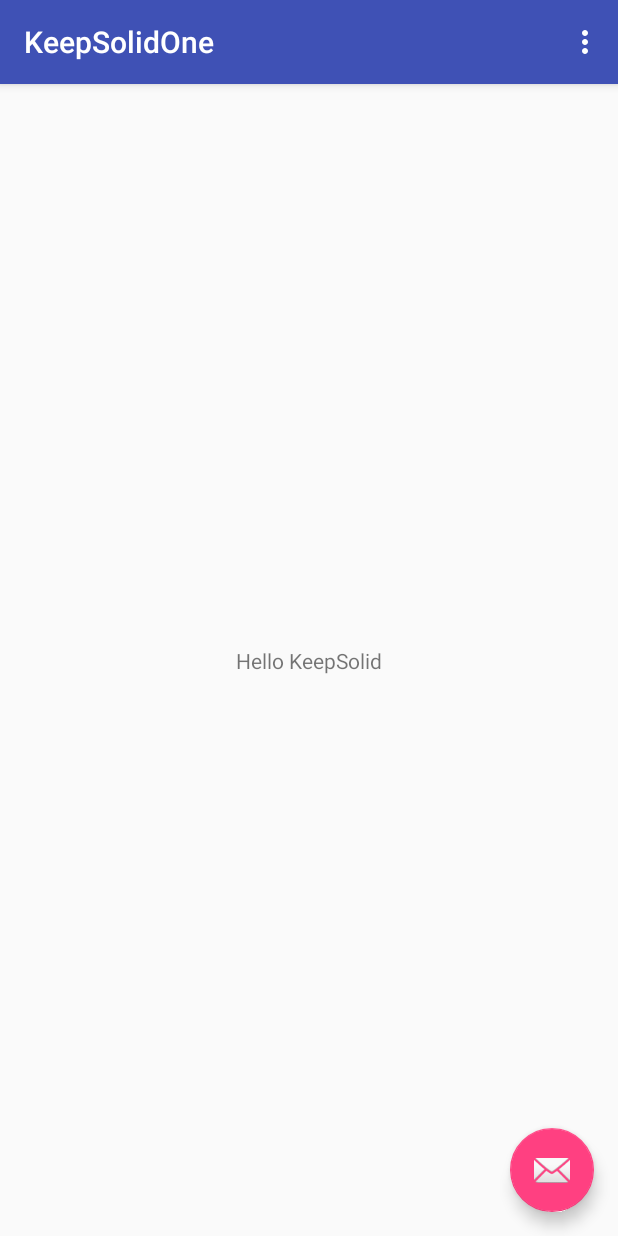
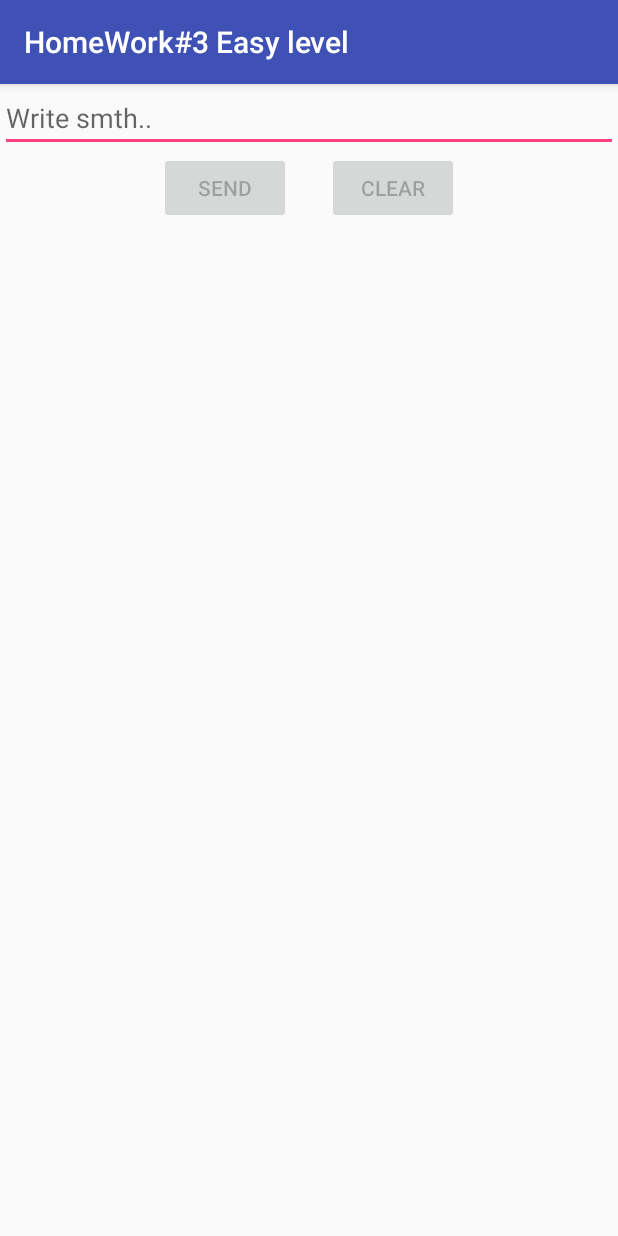
Before and after one commit to qbikkx/KeepSolidOne, an Android app: the screen it shows after launch (MainActivity), on a phone screen of 412 x 824 dp. Run offline under Robolectric (Android 15) with nearby library versions, the phone set to English and light mode, and no system bars.

Commit message:
simple task finished

```diff
--- a/app/src/main/AndroidManifest.xml
+++ b/app/src/main/AndroidManifest.xml
@@ -11,14 +11,16 @@
         android:theme="@style/AppTheme">
         <activity
             android:name=".MainActivity"
-            android:label="@string/app_name"
-            android:theme="@style/AppTheme.NoActionBar">
+            android:label="@string/main_activity_label">
             <intent-filter>
                 <action android:name="android.intent.action.MAIN" />
 
                 <category android:name="android.intent.category.LAUNCHER" />
             </intent-filter>
         </activity>
+        <activity
+            android:name=".ReceiverActivity"
+            android:label="@string/receiver_activity_label" />
     </application>
 
 </manifest>
--- a/app/src/main/java/dev/qbikkx/keepsolidone/MainActivity.java
+++ b/app/src/main/java/dev/qbikkx/keepsolidone/MainActivity.java
@@ -1,52 +1,104 @@
 package dev.qbikkx.keepsolidone;
 
+import android.content.Intent;
 import android.os.Bundle;
-import android.support.design.widget.FloatingActionButton;
-import android.support.design.widget.Snackbar;
 import android.support.v7.app.AppCompatActivity;
-import android.support.v7.widget.Toolbar;
+import android.text.Editable;
+import android.text.TextWatcher;
 import android.view.View;
-import android.view.Menu;
-import android.view.MenuItem;
+import android.widget.Button;
+import android.widget.EditText;
+import android.widget.Toast;
 
 public class MainActivity extends AppCompatActivity {
+    public final static String EXTRA_INPUT_TEXT = "input_text";
+
+    private final static int REQUEST_CODE_SEND_BTN_ACTION = 1;
+
+    private final static boolean BTN_STATE_NOT_ENABLED = false;
+    private final static boolean BTN_STATE_ENABLED = true;
+
+    private EditText inputEditText;
+    private Button sendBtn;
+    private Button clearBtn;
 
     @Override
     protected void onCreate(Bundle savedInstanceState) {
         super.onCreate(savedInstanceState);
         setContentView(R.layout.activity_main);
-        Toolbar toolbar = (Toolbar) findViewById(R.id.toolbar);
-        setSupportActionBar(toolbar);
 
-        FloatingActionButton fab = (FloatingActionButton) findViewById(R.id.fab);
-        fab.setOnClickListener(new View.OnClickListener() {
+        inputEditText = (EditText) findViewById(R.id.et_input);
+        sendBtn = (Button) findViewById(R.id.btn_send);
+        inputEditText.addTextChangedListener(new TextWatcher() {
             @Override
-            public void onClick(View view) {
-                Snackbar.make(view, R.string.secret, Snackbar.LENGTH_LONG)
-                        .setAction("Action", null).show();
+            public void beforeTextChanged(CharSequence s, int start, int count, int after) {
+            }
+
+            /**
+             * Блокировка кнопок при пустом поле гарантирует, что далее будет передаваться
+             * непустая строка
+             */
+            @Override
+            public void onTextChanged(CharSequence s, int start, int before, int count) {
+                if (s == null || s.length() == 0) {
+                    setButtonsState(BTN_STATE_NOT_ENABLED);
+                } else if (!isButtonsEnabled()) {
+                    setButtonsState(BTN_STATE_ENABLED);
+                }
+            }
+
+            @Override
+            public void afterTextChanged(Editable s) {
+            }
+        });
+
+        sendBtn.setOnClickListener(new View.OnClickListener() {
+            @Override
+            public void onClick(View v) {
+                Intent senderIntent = new Intent(MainActivity.this, ReceiverActivity.class);
+                senderIntent.putExtra(EXTRA_INPUT_TEXT, inputEditText.getText().toString());
+                startActivityForResult(senderIntent, REQUEST_CODE_SEND_BTN_ACTION);
+            }
+        });
+        clearBtn = (Button) findViewById(R.id.btn_clear);
+        clearBtn.setOnClickListener(new View.OnClickListener() {
+            @Override
+            public void onClick(View v) {
+                inputEditText.setText("");
             }
         });
     }
 
     @Override
-    public boolean onCreateOptionsMenu(Menu menu) {
-        // Inflate the menu; this adds items to the action bar if it is present.
-        getMenuInflater().inflate(R.menu.menu_main, menu);
-        return true;
+    protected void onActivityResult(int requestCode, int resultCode, Intent data) {
+        super.onActivityResult(requestCode, resultCode, data);
+        if (REQUEST_CODE_SEND_BTN_ACTION == requestCode) {
+            switch (resultCode) {
+                case RESULT_OK:
+                    resultOk();
+                    break;
+                case RESULT_CANCELED:
+                    resultCanceled();
+                    break;
+            }
+        }
     }
 
-    @Override
-    public boolean onOptionsItemSelected(MenuItem item) {
-        // Handle action bar item clicks here. The action bar will
-        // automatically handle clicks on the Home/Up button, so long
-        // as you specify a parent activity in AndroidManifest.xml.
-        int id = item.getItemId();
+    private boolean isButtonsEnabled() {
+        return sendBtn.isEnabled();
+    }
 
-        //noinspection SimplifiableIfStatement
-        if (id == R.id.action_settings) {
-            return true;
-        }
+    private void setButtonsState(boolean isEnabled) {
+        sendBtn.setEnabled(isEnabled);
+        clearBtn.setEnabled(isEnabled);
+    }
 
-        return super.onOptionsItemSelected(item);
+    private void resultOk() {
+        inputEditText.setText("");
+        Toast.makeText(this, R.string.text_confirmed, Toast.LENGTH_LONG).show();
+    }
+
+    private void resultCanceled() {
+        Toast.makeText(this, R.string.text_canceled, Toast.LENGTH_LONG).show();
     }
 }
--- a/app/src/main/res/layout/activity_main.xml
+++ b/app/src/main/res/layout/activity_main.xml
@@ -1,33 +1,39 @@
 <?xml version="1.0" encoding="utf-8"?>
-<android.support.design.widget.CoordinatorLayout xmlns:android="http://schemas.android.com/apk/res/android"
-    xmlns:app="http://schemas.android.com/apk/res-auto"
+<RelativeLayout
     xmlns:tools="http://schemas.android.com/tools"
+    xmlns:android="http://schemas.android.com/apk/res/android"
+    tools:context="dev.qbikkx.keepsolidone.MainActivity"
     android:layout_width="match_parent"
-    android:layout_height="match_parent"
-    tools:context="dev.qbikkx.keepsolidone.MainActivity">
+    android:layout_height="match_parent">
 
-    <android.support.design.widget.AppBarLayout
+    <EditText
+        android:id="@+id/et_input"
+        android:hint="@string/et_input_hint"
         android:layout_width="match_parent"
         android:layout_height="wrap_content"
-        android:theme="@style/AppTheme.AppBarOverlay">
+    />
 
-        <android.support.v7.widget.Toolbar
-            android:id="@+id/toolbar"
-            android:layout_width="match_parent"
-            android:layout_height="?attr/actionBarSize"
-            android:background="?attr/colorPrimary"
-            app:popupTheme="@style/AppTheme.PopupOverlay" />
-
-    </android.support.design.widget.AppBarLayout>
-
-    <include layout="@layout/content_main" />
-
-    <android.support.design.widget.FloatingActionButton
-        android:id="@+id/fab"
+    <RelativeLayout
         android:layout_width="wrap_content"
         android:layout_height="wrap_content"
-        android:layout_gravity="bottom|end"
-        android:layout_margin="@dimen/fab_margin"
-        app:srcCompat="@android:drawable/ic_dialog_email" />
+        android:layout_centerHorizontal="true"
+        android:layout_below="@+id/et_input">
+        <Button
+            android:id="@+id/btn_send"
+            android:text="@string/btn_send"
+            android:layout_width="wrap_content"
+            android:layout_height="wrap_content"
+            android:enabled="false"
+            android:layout_marginEnd="@dimen/btn_margin"
+             />
+        <Button
+            android:id="@+id/btn_clear"
+            android:text="@string/btn_clear"
+            android:layout_toEndOf="@+id/btn_send"
+            android:layout_width="wrap_content"
+            android:layout_height="wrap_content"
+            android:enabled="false"
+            android:layout_marginStart="@dimen/btn_margin"/>
+    </RelativeLayout>
 
-</android.support.design.widget.CoordinatorLayout>
+</RelativeLayout>
--- a/app/src/main/res/layout/content_main.xml
+++ /dev/null
@@ -1,20 +0,0 @@
-<?xml version="1.0" encoding="utf-8"?>
-<android.support.constraint.ConstraintLayout xmlns:android="http://schemas.android.com/apk/res/android"
-    xmlns:app="http://schemas.android.com/apk/res-auto"
-    xmlns:tools="http://schemas.android.com/tools"
-    android:layout_width="match_parent"
-    android:layout_height="match_parent"
-    app:layout_behavior="@string/appbar_scrolling_view_behavior"
-    tools:context="dev.qbikkx.keepsolidone.MainActivity"
-    tools:showIn="@layout/activity_main">
-
-    <TextView
-        android:layout_width="wrap_content"
-        android:layout_height="wrap_content"
-        android:text="@string/hello_keep_solid"
-        app:layout_constraintBottom_toBottomOf="parent"
-        app:layout_constraintLeft_toLeftOf="parent"
-        app:layout_constraintRight_toRightOf="parent"
-        app:layout_constraintTop_toTopOf="parent" />
-
-</android.support.constraint.ConstraintLayout>
--- a/app/src/main/res/values/dimens.xml
+++ b/app/src/main/res/values/dimens.xml
@@ -1,3 +1,5 @@
 <resources>
     <dimen name="fab_margin">16dp</dimen>
+    <dimen name="btn_margin">12dp</dimen>
+    <dimen name="default_text_size">30sp</dimen>
 </resources>
--- a/app/src/main/res/values/strings.xml
+++ b/app/src/main/res/values/strings.xml
@@ -3,4 +3,13 @@
     <string name="action_settings">Settings</string>
     <string name="secret">Secret message :)</string>
     <string name="hello_keep_solid">Hello KeepSolid</string>
+    <string name="btn_send">Send</string>
+    <string name="btn_clear">Clear</string>
+    <string name="et_input_hint">Write smth..</string>
+    <string name="btn_confirm">Confirm</string>
+    <string name="btn_cancel">Cancel</string>
+    <string name="text_confirmed">Text confirmed!</string>
+    <string name="text_canceled">Text canceled :(</string>
+    <string name="receiver_activity_label">Receiver</string>
+    <string name="main_activity_label">HomeWork#3 Easy level</string>
 </resources>
```
Also changed, not shown: app/src/main/java/dev/qbikkx/keepsolidone/ReceiverActivity.java (added, +43 -0 lines), app/src/main/res/layout/activity_receiver.xml (added, +35 -0 lines).
